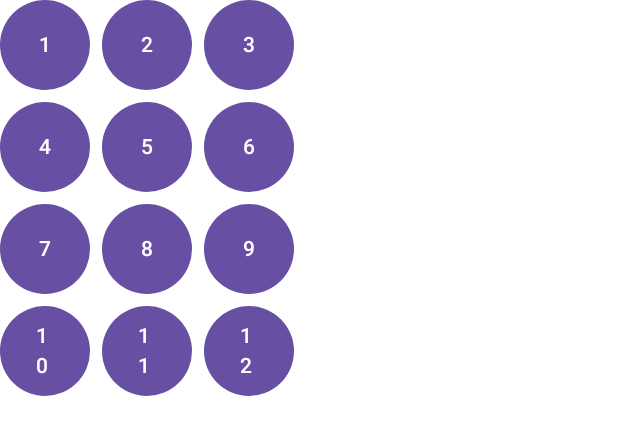
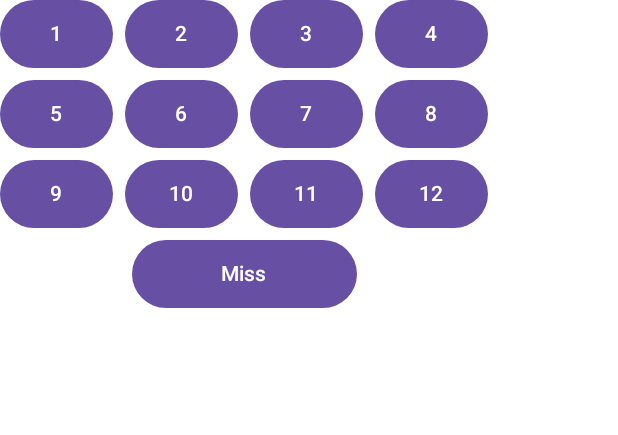
Before and after one commit to thonda28/molkky-score-board, an Android app built with Jetpack Compose: the @Preview function NumberInputButtonsPreview, on a phone screen of 412 x 824 dp. Shown: the top 435 px of the screen. Run offline under Robolectric (Android 15) with nearby library versions, the phone set to English and light mode, and no system bars.

Commit message:
Refactor NumberInputButtons to use constants for row and column counts, and update button layout

```diff
--- a/app/src/main/java/com/example/molkkyscoreboard/ui/components/NumberInputButtons.kt
+++ b/app/src/main/java/com/example/molkkyscoreboard/ui/components/NumberInputButtons.kt
@@ -16,6 +16,8 @@ import com.example.molkkyscoreboard.data.Member
 import com.example.molkkyscoreboard.data.Team
 
 const val MAX_NUMBER = 12
+const val ROW_NUMBERS = 3
+const val COL_NUMBERS = 4
 
 @Composable
 fun NumberInputButtons(
@@ -29,25 +31,32 @@ fun NumberInputButtons(
         verticalArrangement = Arrangement.spacedBy(8.dp),
         horizontalAlignment = Alignment.CenterHorizontally
     ) {
-        for (i in 0..3) {
+        for (i in 0 until ROW_NUMBERS) {
             Row(
                 horizontalArrangement = Arrangement.spacedBy(8.dp)
             ) {
-                for (j in 1..3) {
-                    val number = i * 3 + j
-                    if (number <= MAX_NUMBER) {
+                for (j in 0 until COL_NUMBERS) {
+                    val number = i * COL_NUMBERS + j + 1
                     Button(
                         onClick = { onNumberClick(team.id, number) },
                         enabled = numberButtonEnabled,
                         modifier = Modifier
-                                .width(60.dp)
-                                .height(60.dp)
+                            .width(75.dp)
+                            .height(45.dp)
                     ) {
                         Text(text = number.toString())
                     }
                 }
             }
         }
+        Button(
+            onClick = { onNumberClick(team.id, 0) },
+            enabled = numberButtonEnabled,
+            modifier = Modifier
+                .width(150.dp)
+                .height(45.dp)
+        ) {
+            Text(text = "Miss")
         }
     }
 }
```
Lines whose indentation alone changed are shown as unchanged.
